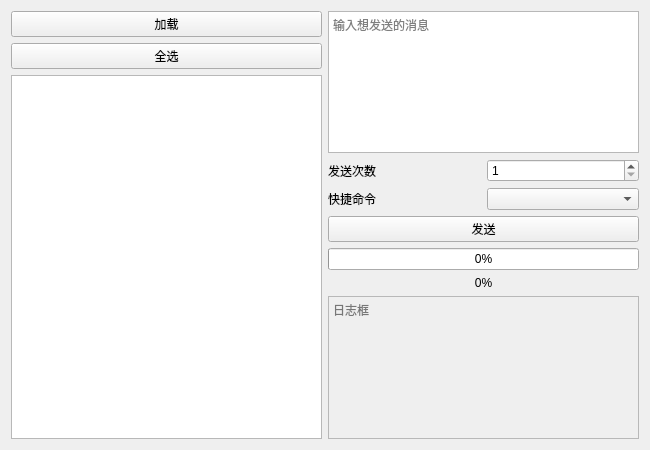
Before: the Qt Designer form src/page/message/message.ui in superhuap/mythware_tools, drawn with Qt 5.
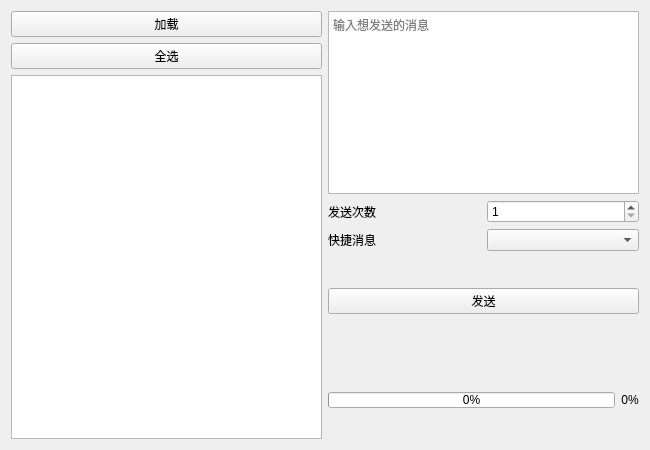
After: the same form once the commit is applied. Custom widgets are drawn as their Qt base class.

Commit message: 修改页面结构，完善消息功能

The edit to the form file:
```diff
--- a/src/page/message/message.ui
+++ b/src/page/message/message.ui
@@ -13,7 +13,7 @@
   <property name="windowTitle">
    <string>message</string>
   </property>
-  <layout class="QHBoxLayout" name="horizontalLayout">
+  <layout class="QHBoxLayout" name="horizontalLayout_3">
    <item>
     <layout class="QVBoxLayout" name="verticalLayout">
      <item>
@@ -48,9 +48,9 @@
    <item>
     <layout class="QVBoxLayout" name="verticalLayout_2">
      <item>
-      <widget class="ElaPlainTextEdit" name="plainTextEdit_cmd">
+      <widget class="ElaPlainTextEdit" name="plainTextEdit_msg">
        <property name="sizePolicy">
-        <sizepolicy hsizetype="Expanding" vsizetype="Preferred">
+        <sizepolicy hsizetype="Expanding" vsizetype="Expanding">
          <horstretch>0</horstretch>
          <verstretch>0</verstretch>
         </sizepolicy>
@@ -61,9 +61,15 @@
       </widget>
      </item>
      <item>
-      <layout class="QHBoxLayout" name="horizontalLayout_3">
+      <layout class="QHBoxLayout" name="horizontalLayout">
        <item>
         <widget class="ElaText" name="label_2">
+         <property name="sizePolicy">
+          <sizepolicy hsizetype="Preferred" vsizetype="Expanding">
+           <horstretch>0</horstretch>
+           <verstretch>0</verstretch>
+          </sizepolicy>
+         </property>
          <property name="text">
           <string>发送次数</string>
          </property>
@@ -71,6 +77,12 @@
        </item>
        <item>
         <widget class="ElaSpinBox" name="spinBox">
+         <property name="sizePolicy">
+          <sizepolicy hsizetype="Minimum" vsizetype="Expanding">
+           <horstretch>0</horstretch>
+           <verstretch>0</verstretch>
+          </sizepolicy>
+         </property>
          <property name="minimum">
           <number>1</number>
          </property>
@@ -82,16 +94,28 @@
       </layout>
      </item>
      <item>
-      <layout class="QHBoxLayout" name="horizontalLayout_2">
+      <layout class="QHBoxLayout" name="horizontalLayout_4">
        <item>
         <widget class="ElaText" name="label">
+         <property name="sizePolicy">
+          <sizepolicy hsizetype="Preferred" vsizetype="Expanding">
+           <horstretch>0</horstretch>
+           <verstretch>0</verstretch>
+          </sizepolicy>
+         </property>
          <property name="text">
-          <string>快捷命令</string>
+          <string>快捷消息</string>
          </property>
         </widget>
        </item>
        <item>
         <widget class="ElaComboBox" name="comboBox">
+         <property name="sizePolicy">
+          <sizepolicy hsizetype="Preferred" vsizetype="Expanding">
+           <horstretch>0</horstretch>
+           <verstretch>0</verstretch>
+          </sizepolicy>
+         </property>
          <property name="placeholderText">
           <string/>
          </property>
@@ -99,15 +123,58 @@
        </item>
       </layout>
      </item>
+     <item>
+      <spacer name="verticalSpacer">
+       <property name="orientation">
+        <enum>Qt::Vertical</enum>
+       </property>
+       <property name="sizeHint" stdset="0">
+        <size>
+         <width>20</width>
+         <height>40</height>
+        </size>
+       </property>
+      </spacer>
+     </item>
      <item>
       <widget class="ElaPushButton" name="pushButton_send">
+       <property name="sizePolicy">
+        <sizepolicy hsizetype="Minimum" vsizetype="Preferred">
+         <horstretch>0</horstretch>
+         <verstretch>0</verstretch>
+        </sizepolicy>
+       </property>
        <property name="text">
         <string>发送</string>
        </property>
       </widget>
      </item>
      <item>
+      <spacer name="verticalSpacer_3">
+       <property name="orientation">
+        <enum>Qt::Vertical</enum>
+       </property>
+       <property name="sizeType">
+        <enum>QSizePolicy::Expanding</enum>
+       </property>
+       <property name="sizeHint" stdset="0">
+        <size>
+         <width>20</width>
+         <height>80</height>
+        </size>
+       </property>
+      </spacer>
+     </item>
+     <item>
+      <layout class="QHBoxLayout" name="horizontalLayout_2">
+       <item>
       <widget class="ElaProgressBar" name="progressBar">
+         <property name="sizePolicy">
+          <sizepolicy hsizetype="Expanding" vsizetype="Expanding">
+           <horstretch>0</horstretch>
+           <verstretch>0</verstretch>
+          </sizepolicy>
+         </property>
        <property name="value">
         <number>0</number>
        </property>
@@ -119,7 +186,7 @@
      <item>
       <widget class="ElaText" name="progress">
        <property name="sizePolicy">
-        <sizepolicy hsizetype="Preferred" vsizetype="Maximum">
+          <sizepolicy hsizetype="Preferred" vsizetype="Expanding">
          <horstretch>0</horstretch>
          <verstretch>0</verstretch>
         </sizepolicy>
@@ -135,15 +202,20 @@
        </property>
       </widget>
      </item>
+      </layout>
+     </item>
      <item>
-      <widget class="ElaPlainTextEdit" name="plainTextEdit_log">
-       <property name="enabled">
-        <bool>false</bool>
+      <spacer name="verticalSpacer_5">
+       <property name="orientation">
+        <enum>Qt::Vertical</enum>
        </property>
-       <property name="placeholderText">
-        <string>日志框</string>
+       <property name="sizeHint" stdset="0">
+        <size>
+         <width>20</width>
+         <height>40</height>
+        </size>
        </property>
-      </widget>
+      </spacer>
      </item>
     </layout>
    </item>
```
Lines whose indentation alone changed are shown as unchanged. The commit also changes 17 other files.
